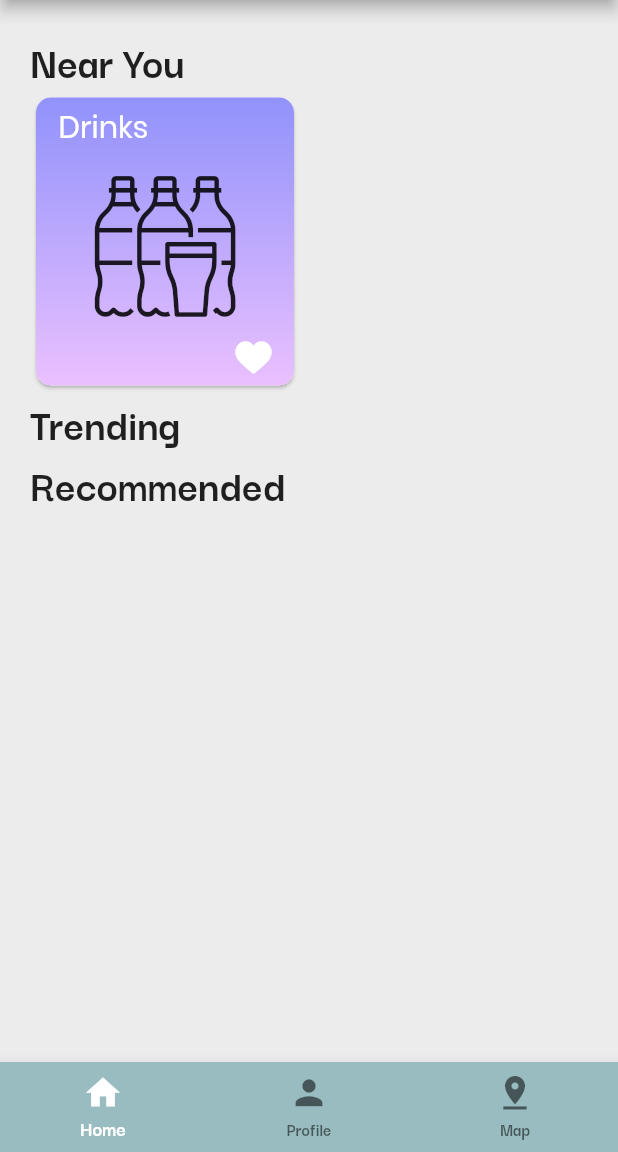
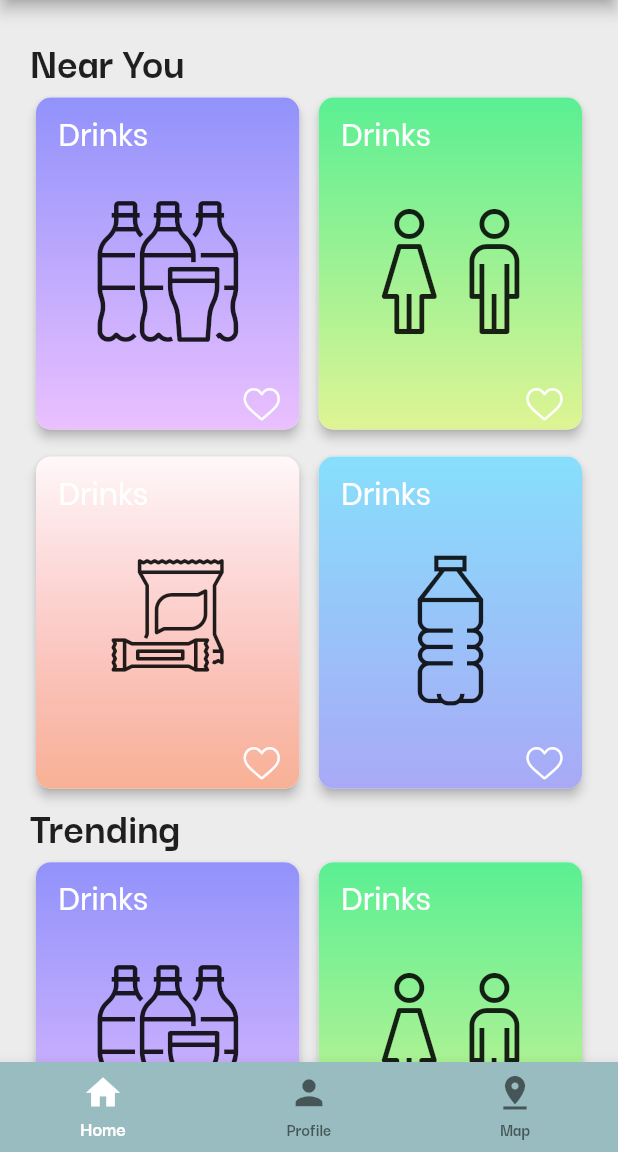
Before and after one commit to dangersflow/FindMeVending, a Flutter app: the screen it shows after launch, on a phone screen of 412 x 824 dp, the part 84-1236 px from its top. Run offline on Flutter 3.47's test engine with Material 2 defaults, Android fonts, the phone set to English and light mode, and no system bars; our stand-ins replace flutter_icons.

Commit message:
added gridview for the cards + some tweaks to MainCard class

```diff
--- a/find_me_vending/lib/MainCard.dart
+++ b/find_me_vending/lib/MainCard.dart
@@ -1,6 +1,8 @@
 import 'package:flutter/material.dart';
 import 'package:findmevending/custom_icons_icons.dart';
 import 'package:flutter_icons/flutter_icons.dart';
+
+import 'custom_icons_icons.dart';
 
 
 //cards are cool :)
@@ -9,6 +11,7 @@ class MainCard extends StatefulWidget {
   String title;
   List<Color> colorGradient;
   Icon icon;
+  bool liked = false;
 
   @override
   _MainCardState createState() => _MainCardState();
@@ -20,7 +23,7 @@ class _MainCardState extends State<MainCard> {
   Widget build(BuildContext context) {
     return Container(
       child: SizedBox(
-        height: 200,
+        height: 220,
         width: 180,
         child: Card(
           child: Container(
@@ -28,7 +31,10 @@ class _MainCardState extends State<MainCard> {
               children: <Widget>[
                 Row(
                   children: <Widget>[
-                    Text("Drinks", style: TextStyle(fontFamily: 'Poppins', fontSize: 20, color: Colors.white),)
+                    Container(
+                      child: Text("Drinks", style: TextStyle(fontFamily: 'Poppins', fontSize: 20, color: Colors.white),),
+                      padding: EdgeInsets.fromLTRB(0, 5, 0, 5),
+                    )
                   ],
                 ),
                 Row(
@@ -39,7 +45,19 @@ class _MainCardState extends State<MainCard> {
                 ),
                 Row(
                   children: <Widget>[
-                    Container(child: Icon(CustomIcons.heart_filled, color: Colors.white,),)
+                    Container(
+                      child: IconButton(
+                        icon: widget.liked ? Icon(CustomIcons.heart_filled, color: Colors.white,) : Icon(CustomIcons.heart, color: Colors.white,),
+                        highlightColor: Colors.black,
+                        onPressed: () => {
+                          setState(() => {
+                            widget.liked = !widget.liked
+                          })
+                        },
+                      ),
+                      width: 30,
+                      height: 30,
+                    )
                   ],
                   mainAxisAlignment: MainAxisAlignment.end,
                 )
@@ -58,6 +76,7 @@ class _MainCardState extends State<MainCard> {
             ),
           ),
           shape: RoundedRectangleBorder(borderRadius: BorderRadius.all(Radius.circular(10))),
+          elevation: 3.0,
         ),
       )
     );
--- a/find_me_vending/lib/main.dart
+++ b/find_me_vending/lib/main.dart
@@ -40,10 +40,23 @@ MaterialColor mainBackgroundSwatch = MaterialColor(0xFFECECEC, mainBackgroundCol
 //map to select gradients based on type
 Map<int, List<Color>> gradientSelect =
   {
+    //snacks
     1: [const Color(0xFF9909C), const Color(0xFFF8B195)],
+    //drinks
     2: [const Color(0xFF9192FB), const Color(0xFFEAC0FF)],
-    3: [const Color(0xFF5AEF93), const Color(0xFFDFF494)]
+    //restrooms
+    3: [const Color(0xFF5AEF93), const Color(0xFFDFF494)],
+    //water bottle fillers
+    4: [const Color(0xFF87DFFC), const Color(0xFFA9A9F6)]
   };
+
+//testing stuff!
+List<MainCard> list = [
+  MainCard(icon: Icon(CustomIcons.soda, size: 100,), colorGradient: gradientSelect[2],),
+  MainCard(icon: Icon(CustomIcons.restroom, size: 100,), colorGradient: gradientSelect[3],),
+  MainCard(icon: Icon(CustomIcons.snacks, size: 100,), colorGradient: gradientSelect[1],),
+  MainCard(icon: Icon(CustomIcons.water, size: 100,), colorGradient: gradientSelect[4],)
+];
 
 void main() => runApp(MyApp());
 
@@ -145,13 +158,55 @@ class _MyHomePageState extends State<MyHomePage> {
                 //have 3 different card arrays for Near You, Recommended, and Trending?
                 Text("Near You", style: TextStyle(fontSize: 30),),
                 //this is just a test card, we'd probably want a gridview here for each main thing
-                MainCard(icon: Icon(CustomIcons.soda, size: 100,), colorGradient: gradientSelect[2],),
+                GridView.builder(
+                    physics: NeverScrollableScrollPhysics(),
+                    shrinkWrap: true,
+                    itemCount: list.length,
+                    gridDelegate: SliverGridDelegateWithFixedCrossAxisCount(
+                      crossAxisCount: 2,
+                      crossAxisSpacing: 5,
+                      mainAxisSpacing: 10,
+                      childAspectRatio: 0.8
+                    ),
+                    itemBuilder: (BuildContext context, int index) {
+                      return list[index];
+                    }
+                    ),
                 Text("Trending", style: TextStyle(fontSize: 30),),
-                Text("Recommended", style: TextStyle(fontSize: 30),)
-
+                //cards
+                GridView.builder(
+                    physics: NeverScrollableScrollPhysics(),
+                    shrinkWrap: true,
+                    itemCount: list.length,
+                    gridDelegate: SliverGridDelegateWithFixedCrossAxisCount(
+                        crossAxisCount: 2,
+                        crossAxisSpacing: 5,
+                        mainAxisSpacing: 10,
+                        childAspectRatio: 0.8
+                    ),
+                    itemBuilder: (BuildContext context, int index) {
+                      return list[index];
+                    }
+                ),
+                Text("Recommended", style: TextStyle(fontSize: 30),),
+                //cards
+                GridView.builder(
+                    physics: NeverScrollableScrollPhysics(),
+                    shrinkWrap: true,
+                    itemCount: list.length,
+                    gridDelegate: SliverGridDelegateWithFixedCrossAxisCount(
+                        crossAxisCount: 2,
+                        crossAxisSpacing: 5,
+                        mainAxisSpacing: 10,
+                        childAspectRatio: 0.8
+                    ),
+                    itemBuilder: (BuildContext context, int index) {
+                      return list[index];
+                    }
+                ),
               ],
             ),
-            padding: EdgeInsets.fromLTRB(20, 20, 0, 0),
+            padding: EdgeInsets.fromLTRB(20, 20, 20, 0),
           )
         ],
       ),
```
